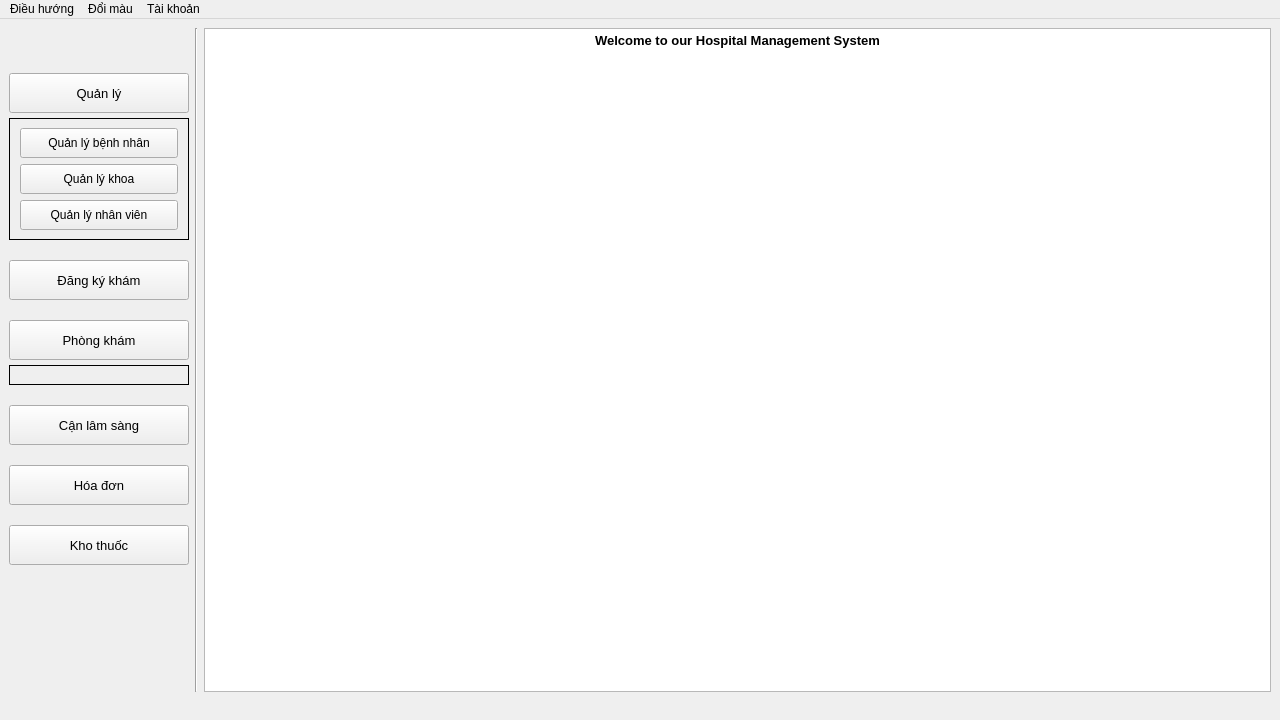
Before: the Qt Designer form src/views/HomeView.ui in Taylor3691/Hospital-Management-Project, drawn with Qt 5.
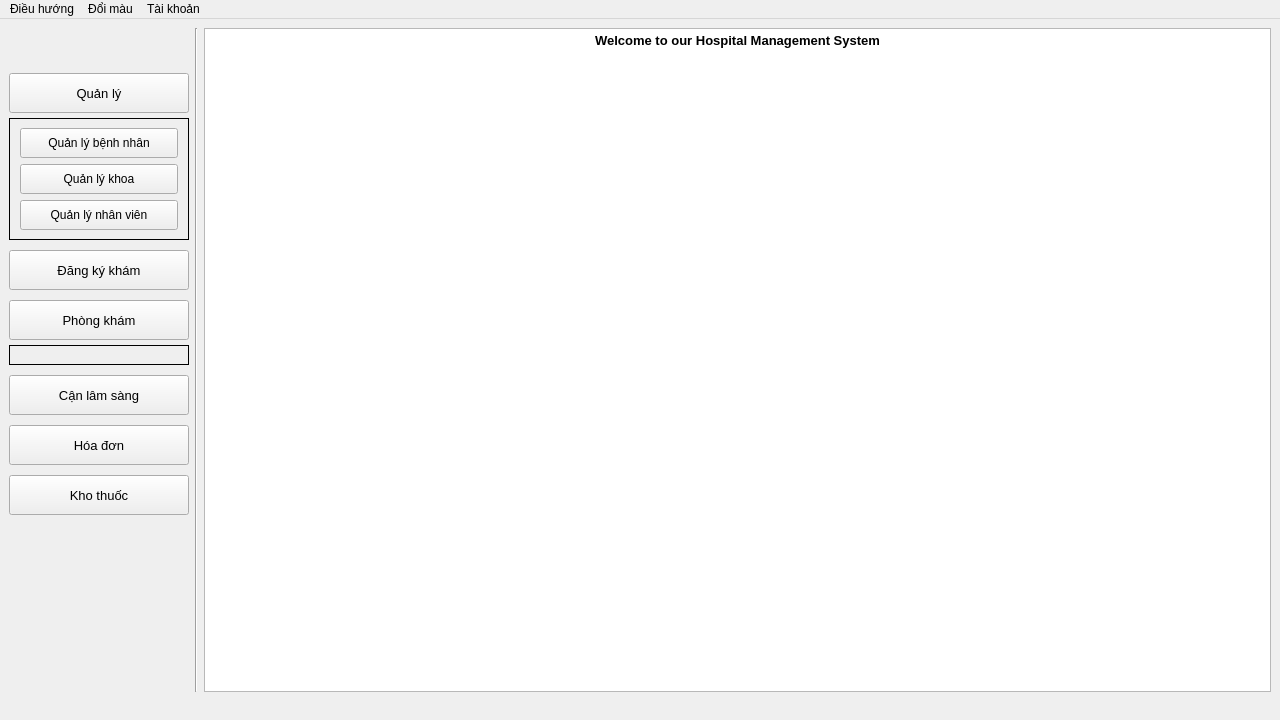
After: the same form once the commit is applied. Icons and pictures are not drawn.

Commit message: chore(ui): add receipt view

The edit to the form file:
```diff
--- a/src/views/HomeView.ui
+++ b/src/views/HomeView.ui
@@ -2271,7 +2271,7 @@
       <item>
        <layout class="QVBoxLayout" name="toolbar_verticalLayout">
         <property name="spacing">
-         <number>20</number>
+         <number>10</number>
         </property>
         <item>
          <spacer name="verticalSpacer_2">
```
Left out of the diff: 2 changed lines with no effect on the pictures. The commit also changes 5 other files.
